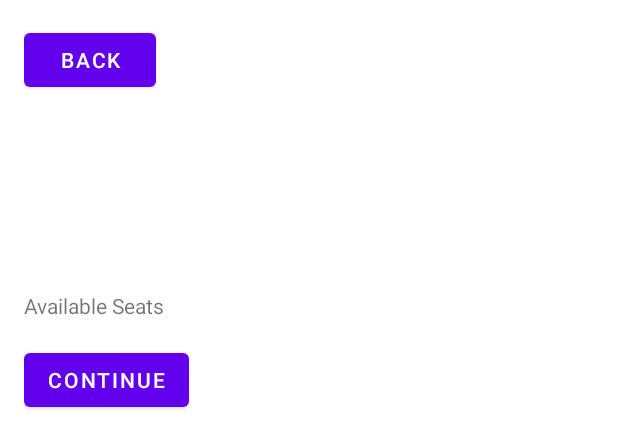
After one commit to Jambo4231/CinemaAppAssignment, an Android app: the layout fragment_seats.xml on its own in the app's theme, with its tools: preview values and no code run, on a phone screen of 412 x 824 dp. The commit adds this screen. Shown: the top 448 px of the screen. Run offline under Robolectric (Android 15) with nearby library versions, the phone set to English and light mode, and no system bars.

Commit message:
seat fragment pass ticket data

```diff
--- a/app/src/main/res/layout/fragment_cart.xml
+++ b/app/src/main/res/layout/fragment_cart.xml
@@ -34,6 +34,7 @@
             android:layout_gravity="center"
             android:layout_marginTop="8dp" />
 
+        <!-- Ticket quantity selectors for different categories -->
         <TextView
             android:layout_width="wrap_content"
             android:layout_height="wrap_content"
--- /dev/null
+++ b/app/src/main/res/layout/fragment_seats.xml
@@ -0,0 +1,57 @@
+<?xml version="1.0" encoding="utf-8"?>
+<ScrollView xmlns:android="http://schemas.android.com/apk/res/android"
+    android:layout_width="match_parent"
+    android:layout_height="match_parent">
+
+    <LinearLayout
+        android:layout_width="match_parent"
+        android:layout_height="wrap_content"
+        android:orientation="vertical"
+        android:padding="16dp">
+
+        <Button
+            android:id="@+id/button_back"
+            android:layout_width="wrap_content"
+            android:layout_height="wrap_content"
+            android:text="Back"
+            android:layout_gravity="start"
+            android:layout_marginBottom="16dp" />
+
+        <TextView
+            android:id="@+id/film_title"
+            android:layout_width="wrap_content"
+            android:layout_height="wrap_content"
+            android:textSize="24sp"
+            android:textStyle="bold" />
+
+        <TextView
+            android:id="@+id/selected_date"
+            android:layout_width="wrap_content"
+            android:layout_height="wrap_content"
+            android:textSize="18sp"
+            android:paddingTop="8dp" />
+
+        <TextView
+            android:id="@+id/selected_tickets"
+            android:layout_width="wrap_content"
+            android:layout_height="wrap_content"
+            android:textSize="18sp"
+            android:paddingTop="8dp" />
+
+        <!-- List of available seats -->
+        <TextView
+            android:layout_width="wrap_content"
+            android:layout_height="wrap_content"
+            android:text="Available Seats"
+            android:layout_marginTop="16dp" />
+
+        <!-- Add a RecyclerView or any other view to list seats here -->
+
+        <Button
+            android:id="@+id/button_continue"
+            android:layout_width="wrap_content"
+            android:layout_height="wrap_content"
+            android:text="Continue"
+            android:layout_marginTop="16dp" />
+    </LinearLayout>
+</ScrollView>
```
Also changed, not shown: app/src/main/java/com/example/cinemaapp/CartFragment.kt (+21 -3 lines), app/src/main/java/com/example/cinemaapp/SeatsFragment.kt (added, +53 -0 lines).
